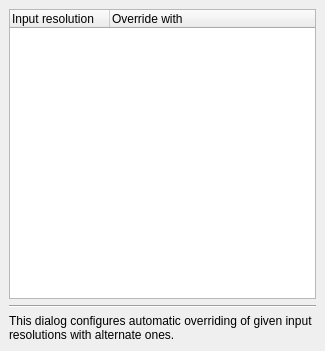
Before: the Qt Designer form src/display/qt/dialogs/ui/alias_dialog.ui in mrehkopf/vcs, drawn with Qt 5.
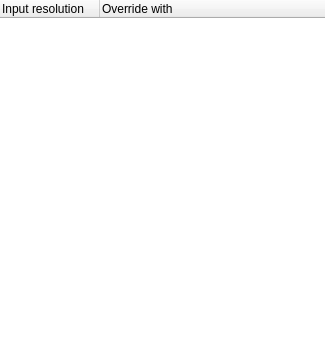
After: the same form once the commit is applied.

Commit message: ui/alias-dialog: Simplify layout

Diff of the .ui file:
```diff
--- a/src/display/qt/dialogs/ui/alias_dialog.ui
+++ b/src/display/qt/dialogs/ui/alias_dialog.ui
@@ -21,24 +21,27 @@
   </property>
   <layout class="QVBoxLayout" name="verticalLayout_2">
    <property name="spacing">
-    <number>6</number>
+    <number>0</number>
    </property>
    <property name="leftMargin">
-    <number>9</number>
+    <number>0</number>
    </property>
    <property name="topMargin">
-    <number>9</number>
+    <number>0</number>
    </property>
    <property name="rightMargin">
-    <number>9</number>
+    <number>0</number>
    </property>
    <property name="bottomMargin">
-    <number>9</number>
+    <number>0</number>
    </property>
    <item>
     <layout class="QVBoxLayout" name="verticalLayout">
      <item>
       <widget class="QTreeWidget" name="treeWidget_knownAliases">
+       <property name="frameShape">
+        <enum>QFrame::NoFrame</enum>
+       </property>
        <property name="alternatingRowColors">
         <bool>false</bool>
        </property>
@@ -71,23 +74,6 @@
      </item>
     </layout>
    </item>
-   <item>
-    <widget class="Line" name="line">
-     <property name="orientation">
-      <enum>Qt::Horizontal</enum>
-     </property>
-    </widget>
-   </item>
-   <item>
-    <widget class="QLabel" name="label_notice">
-     <property name="text">
-      <string>This dialog configures automatic overriding of given input resolutions with alternate ones.</string>
-     </property>
-     <property name="wordWrap">
-      <bool>true</bool>
-     </property>
-    </widget>
-   </item>
   </layout>
  </widget>
  <resources/>
```
The commit also changes 2 other files.
